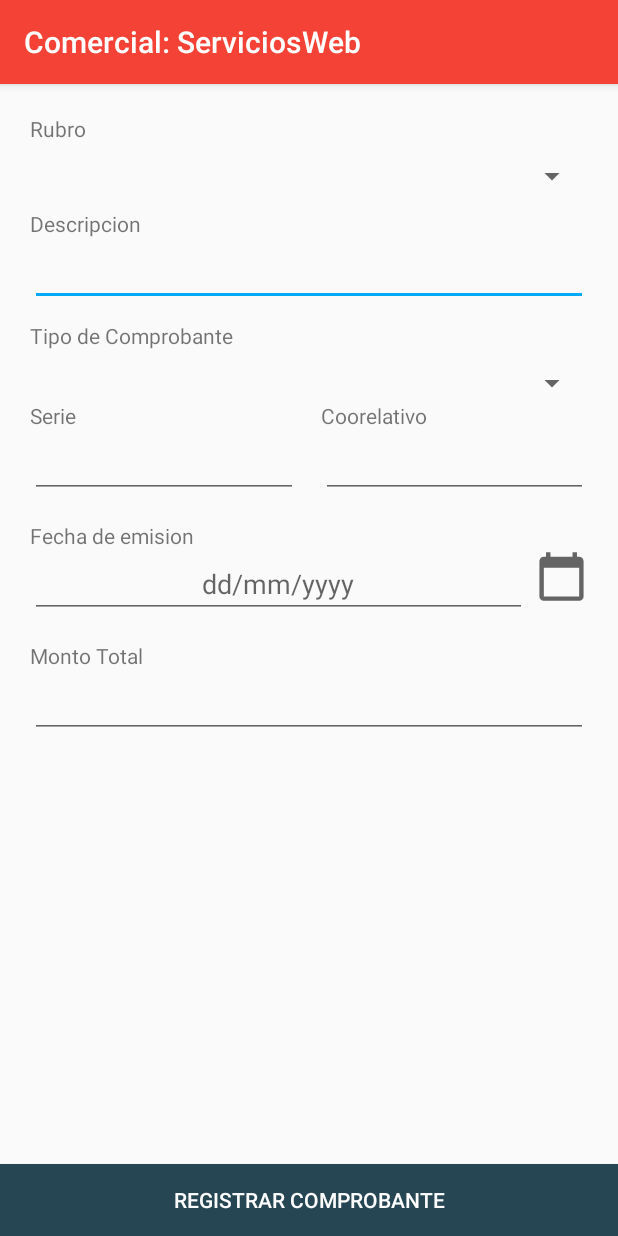
After one commit to Franzo975/app-movil-intelect-1, an Android app: the RegistrarComprobante screen opened directly, with no data from a screen before it, on a phone screen of 412 x 824 dp. The commit adds this screen. Run offline under Robolectric (Android 15) with nearby library versions, the phone set to English and light mode, and no system bars.

Commit message:
se avanzo con la interfaz registrar comprobante

```diff
--- /dev/null
+++ b/app/src/main/res/layout/activity_registrar_comprobante.xml
@@ -0,0 +1,157 @@
+<?xml version="1.0" encoding="utf-8"?>
+<android.support.constraint.ConstraintLayout xmlns:android="http://schemas.android.com/apk/res/android"
+    xmlns:app="http://schemas.android.com/apk/res-auto"
+    xmlns:tools="http://schemas.android.com/tools"
+    android:layout_width="match_parent"
+    android:layout_height="match_parent"
+    tools:context=".RegistrarRendicionActicity">
+
+    <LinearLayout
+        android:layout_width="match_parent"
+        android:layout_height="match_parent"
+        android:orientation="vertical">
+        <TextView
+            android:layout_width="match_parent"
+            android:layout_height="wrap_content"
+            android:text="Rubro"
+            android:layout_marginTop="20dp"
+            android:layout_marginHorizontal="20dp"/>
+        <Spinner
+            android:id="@+id/spRubro"
+            android:layout_width="match_parent"
+            android:layout_height="wrap_content"
+            android:layout_marginTop="10dp"
+            android:layout_marginHorizontal="20dp"></Spinner>
+
+        <TextView
+            android:layout_width="match_parent"
+            android:layout_height="wrap_content"
+            android:text="Descripcion"
+            android:layout_marginTop="10dp"
+            android:layout_marginHorizontal="20dp"/>
+        <EditText
+            android:id="@+id/txtDescipcionComprobante"
+            android:layout_width="match_parent"
+            android:layout_height="wrap_content"
+            android:ems="10"
+            android:inputType="date"
+            android:layout_marginLeft="20dp"
+            android:layout_marginRight="20dp"/>
+
+        <TextView
+            android:layout_width="match_parent"
+            android:layout_height="wrap_content"
+            android:text="Tipo de Comprobante"
+            android:layout_marginTop="10dp"
+            android:layout_marginHorizontal="20dp"/>
+        <Spinner
+            android:id="@+id/spTipoComprobante"
+            android:layout_width="match_parent"
+            android:layout_height="wrap_content"
+            android:layout_marginTop="10dp"
+            android:layout_marginHorizontal="20dp"></Spinner>
+
+        <LinearLayout
+            android:layout_width="match_parent"
+            android:layout_height="wrap_content"
+            android:orientation="horizontal"
+            android:layout_marginHorizontal="20dp">
+
+            <LinearLayout
+                android:layout_width="match_parent"
+                android:layout_height="wrap_content"
+                android:layout_weight="1"
+                android:orientation="vertical">
+
+                <TextView
+                    android:id="@+id/textView"
+                    android:layout_width="match_parent"
+                    android:layout_height="wrap_content"
+                    android:layout_weight="1"
+                    android:text="Serie" />
+                <EditText
+                    android:id="@+id/txtSerieComprobante"
+                    android:layout_width="match_parent"
+                    android:layout_height="wrap_content"></EditText>
+
+            </LinearLayout>
+            <android.support.v4.widget.Space
+                android:layout_width="15dp"
+                android:layout_height="match_parent" />
+            <LinearLayout
+                android:layout_width="match_parent"
+                android:layout_height="wrap_content"
+                android:layout_weight="1"
+                android:orientation="vertical">
+
+                <TextView
+                    android:id="@+id/textView4"
+                    android:layout_width="match_parent"
+                    android:layout_height="wrap_content"
+                    android:text="Coorelativo" />
+                <EditText
+                    android:id="@+id/txtCorrelativoComprobante"
+                    android:layout_width="match_parent"
+                    android:layout_height="wrap_content"></EditText>
+            </LinearLayout>
+
+        </LinearLayout>
+
+        <TextView
+            android:layout_width="match_parent"
+            android:layout_height="wrap_content"
+            android:text="Fecha de emision"
+            android:paddingTop="15dp"
+            android:layout_marginHorizontal="20dp"/>
+        <LinearLayout
+            android:layout_width="match_parent"
+            android:layout_height="wrap_content"
+            android:orientation="horizontal"
+            android:layout_marginHorizontal="20dp">
+
+            <EditText
+                android:id="@+id/txtFechaEmision"
+                android:layout_width="wrap_content"
+                android:layout_height="wrap_content"
+                android:layout_weight="1"
+                android:focusable="false"
+                android:hint="dd/mm/yyyy"
+                android:inputType="date"
+                android:textAlignment="center" />
+            <android.support.v4.widget.Space
+                android:layout_width="5dp"
+                android:layout_height="match_parent" />
+
+            <ImageView
+                android:id="@+id/imgFechaInicio"
+                android:layout_width="35dp"
+                android:layout_height="35dp"
+                app:srcCompat="@drawable/ic_baseline_calendar" />
+        </LinearLayout>
+        <TextView
+            android:layout_width="match_parent"
+            android:layout_height="wrap_content"
+            android:text="Monto Total"
+            android:paddingTop="15dp"
+            android:layout_marginHorizontal="20dp"/>
+        <EditText
+            android:id="@+id/txtMontoTotal"
+            android:layout_width="match_parent"
+            android:layout_height="wrap_content"
+            android:layout_marginHorizontal="20dp"/>
+    </LinearLayout>
+    <RelativeLayout
+        android:layout_width="match_parent"
+        android:layout_height="match_parent">
+
+        <Button
+            android:id="@+id/btnRegistrarComprobante"
+            android:layout_width="match_parent"
+            android:layout_height="wrap_content"
+            android:layout_alignParentBottom="true"
+            android:background="#264653"
+            android:text="REGISTRAR COMPROBANTE"
+            android:textColor="#fff" />
+    </RelativeLayout>
+
+</android.support.constraint.ConstraintLayout>
```
Also changed, not shown: app/src/main/AndroidManifest.xml (+9 -6 lines), app/src/main/java/pe/edu/usat/hmera/laboratorio/serviciosweb/AnticipoFragment.java (+16 -4 lines), app/src/main/java/pe/edu/usat/hmera/laboratorio/serviciosweb/RegistrarComprobante.java (added, +154 -0 lines), app/src/main/java/pe/edu/usat/hmera/laboratorio/serviciosweb/RegistrarRendicionActicity.java (+117 -1 lines), app/src/main/java/pe/edu/usat/hmera/laboratorio/serviciosweb/logica/TipoComprobante.java (added, +28 -0 lines).
